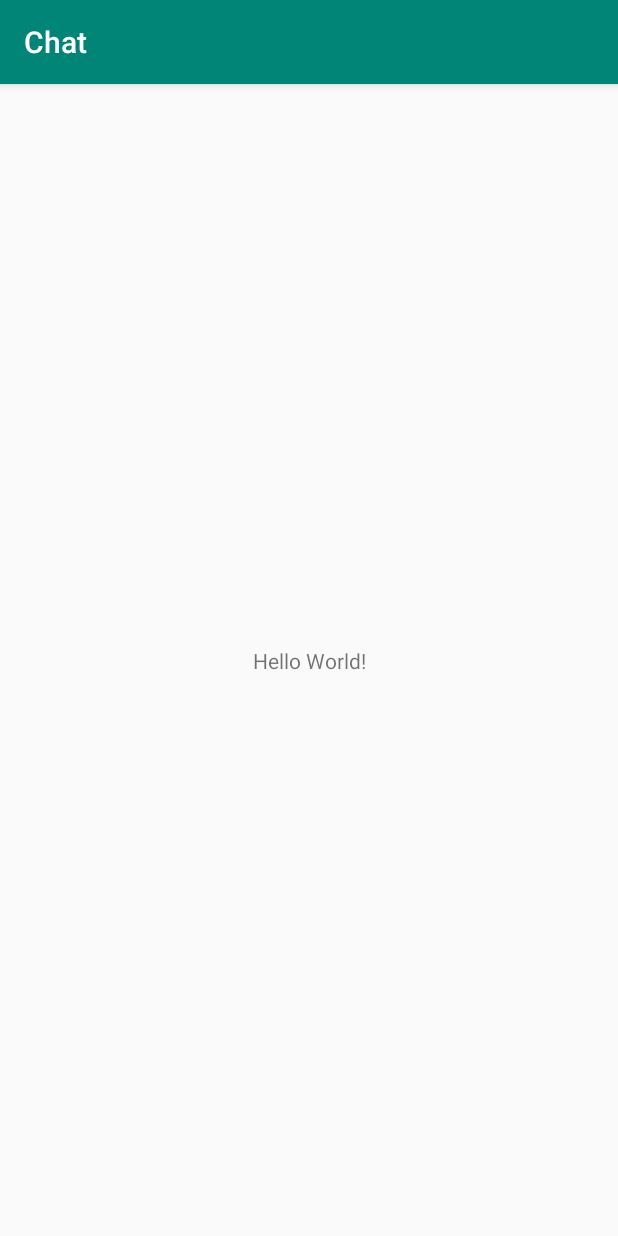
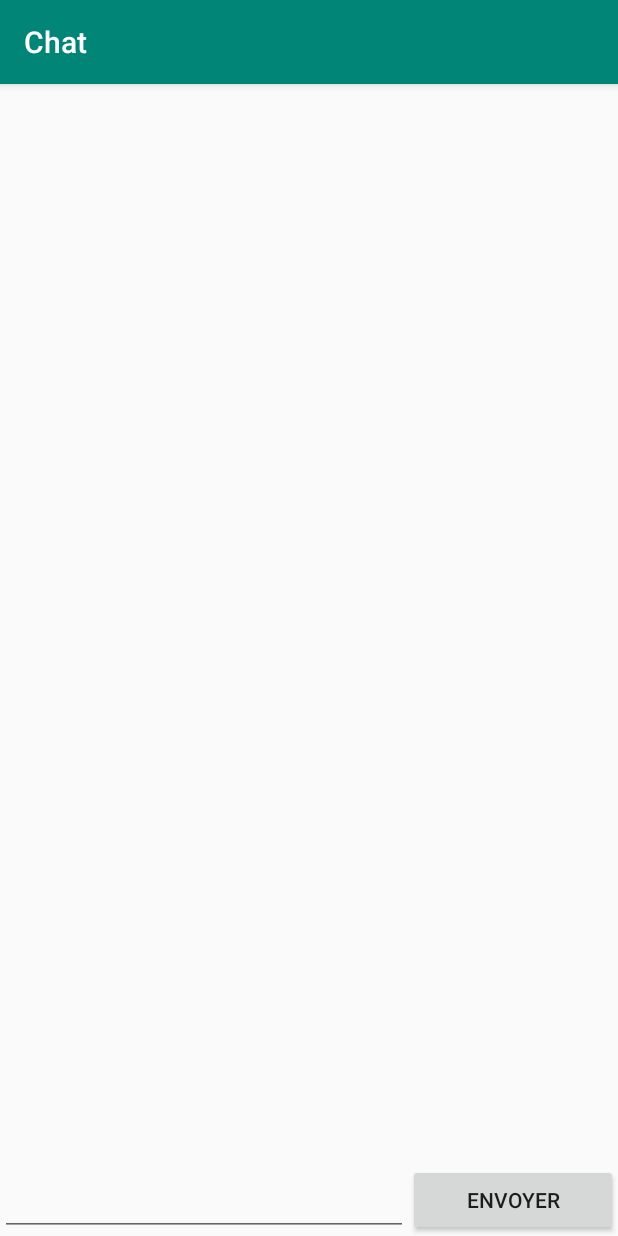
Before and after one commit to Cobranadoo/chat, an Android app: the screen it shows after launch (ChatActivity), on a phone screen of 412 x 824 dp. Run offline under Robolectric (Android 15) with nearby library versions, the phone set to English and light mode, and no system bars.

```diff
--- /dev/null
+++ b/app/src/main/java/com/example/chat/Message.java
@@ -0,0 +1,14 @@
+package com.example.chat;
+
+public class Message {
+    private int id;
+    // Salon de discussion utilisé
+    private String queue;
+    // Auteur du message
+    private String author;
+    // Instant de rédaction du message sous la forme d'un timestamp Unix
+    private long timestamp;
+    // Contient le corps du message
+    private String body;
+
+}
--- a/app/src/main/res/layout/chat_activity.xml
+++ b/app/src/main/res/layout/chat_activity.xml
@@ -6,13 +6,35 @@
     android:layout_height="match_parent"
     tools:context=".ChatActivity">
 
-    <TextView
-        android:layout_width="wrap_content"
+    <android.support.v7.widget.RecyclerView
+        android:id="@+id/RecyclerView"
+        android:layout_width="match_parent"
+        android:layout_height="0dp"
+        app:layout_constraintBottom_toTopOf="@id/EditText"
+        app:layout_constraintTop_toTopOf="parent" />
+
+    <EditText
+        android:id="@+id/EditText"
+        android:layout_width="0dp"
         android:layout_height="wrap_content"
-        android:text="Hello World!"
         app:layout_constraintBottom_toBottomOf="parent"
         app:layout_constraintLeft_toLeftOf="parent"
-        app:layout_constraintRight_toRightOf="parent"
-        app:layout_constraintTop_toTopOf="parent" />
+        app:layout_constraintRight_toLeftOf="@id/guideline1" />
+
+    <android.support.constraint.Guideline
+        android:id="@+id/guideline1"
+        android:layout_width="wrap_content"
+        android:layout_height="match_parent"
+        android:orientation="vertical"
+        app:layout_constraintGuide_percent="0.66" />
+
+    <Button
+        android:id="@+id/Button"
+        android:layout_width="0dp"
+        android:layout_height="wrap_content"
+        android:text="@string/button_validate_text"
+        app:layout_constraintBottom_toBottomOf="parent"
+        app:layout_constraintLeft_toRightOf="@id/guideline1"
+        app:layout_constraintRight_toRightOf="parent" />
 
 </android.support.constraint.ConstraintLayout>
--- a/app/src/main/res/values/strings.xml
+++ b/app/src/main/res/values/strings.xml
@@ -1,3 +1,4 @@
 <resources>
     <string name="app_name">Chat</string>
+    <string name="button_validate_text">Envoyer</string>
 </resources>
```
